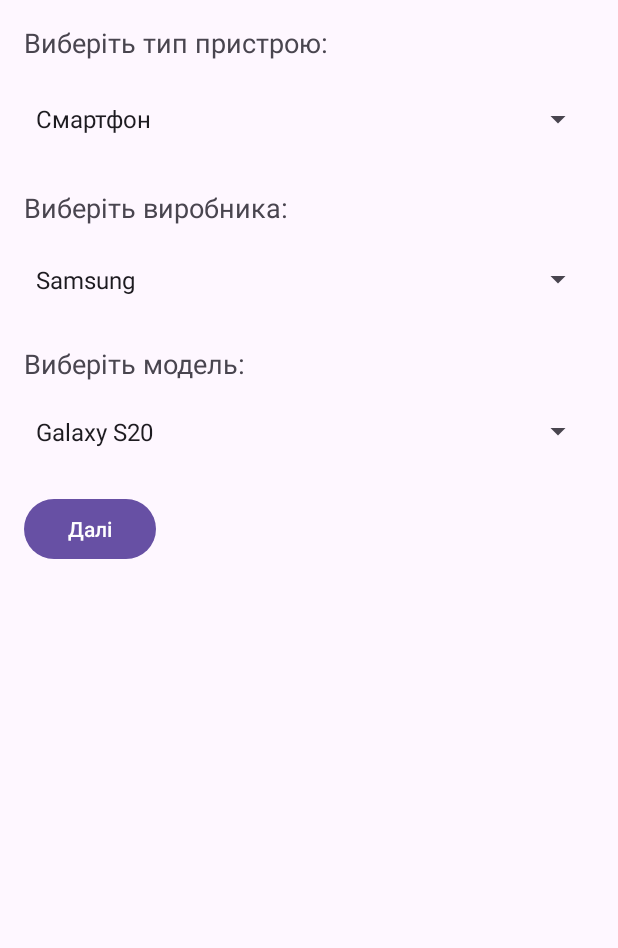
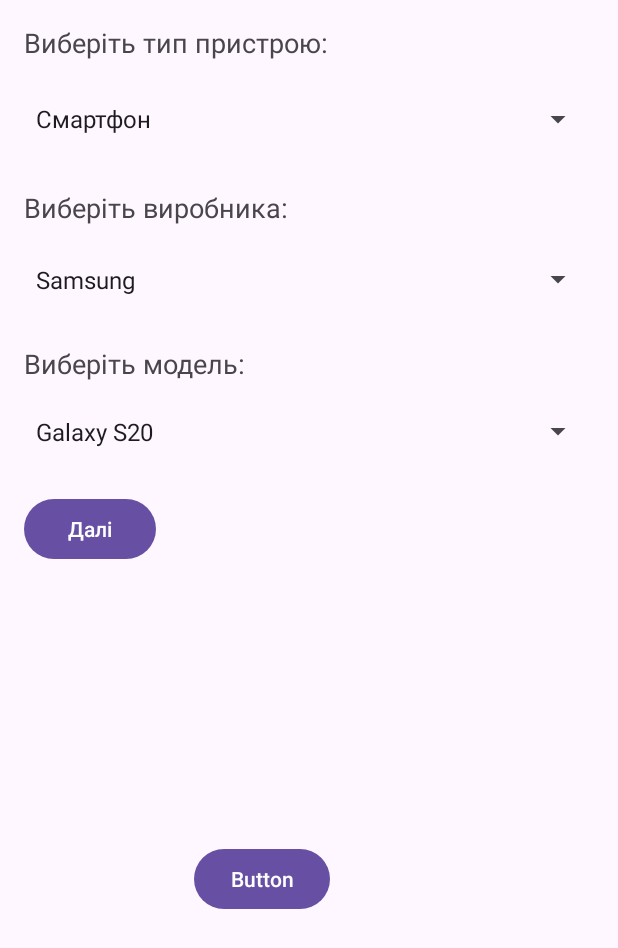
Before and after one commit to UAdant/INT20HSG2, an Android app: the screen it shows after launch (MainActivity), on a phone screen of 412 x 824 dp. Shown: the top 948 px of the screen. Run offline under Robolectric (Android 15) with nearby library versions, the light colour scheme and no system bars.

Commit message:
refresh activity_device_is_not_found2.xml

```diff
--- a/app/src/main/AndroidManifest.xml
+++ b/app/src/main/AndroidManifest.xml
@@ -13,6 +13,9 @@
         android:theme="@style/Theme.INT20HSG2"
         tools:targetApi="31">
         <activity
+            android:name=".device_is_not_found2"
+            android:exported="false" />
+        <activity
             android:name=".NextActivity"
             android:exported="false" />
         <activity
--- a/app/src/main/java/com/example/int20hsg2/MainActivity.java
+++ b/app/src/main/java/com/example/int20hsg2/MainActivity.java
@@ -12,15 +12,13 @@
 
 import androidx.appcompat.app.AppCompatActivity;
 
-import com.example.int20hsg2.R;
-
 import java.util.ArrayList;
 import java.util.List;
-//sdgss
+
 public class MainActivity extends AppCompatActivity {
 
     private Spinner spinnerDeviceType, spinnerManufacturer, spinnerModel;
-    private Button btnNext;
+    private Button btnNext, btnSearch;
 
     @Override
     protected void onCreate(Bundle savedInstanceState) {
@@ -31,6 +29,7 @@
         spinnerManufacturer = findViewById(R.id.spinnerManufacturer);
         spinnerModel = findViewById(R.id.spinnerModel);
         btnNext = findViewById(R.id.btnNext);
+        btnSearch = findViewById(R.id.btnsearch);
 
         // Наповнюємо спіннери даними
         populateDeviceTypeSpinner();
@@ -46,6 +45,16 @@
 
                 // Симулюємо завантаження даних з бази даних
                 loadDataFromDatabase();
+            }
+        });
+
+        // Обробка натискання на кнопку "Пошук"
+        btnSearch.setOnClickListener(new View.OnClickListener() {
+            @Override
+            public void onClick(View view) {
+                // Перехід на екран DeviceIsNotFound2
+                Intent intent = new Intent(MainActivity.this, device_is_not_found2.class);
+                startActivity(intent);
             }
         });
     }
@@ -86,15 +95,13 @@
         spinnerModel.setAdapter(adapter);
     }
 
-
-
     private void showLoadingScreen() {
         // Показати загрузочний екран
         setContentView(R.layout.loading_screen);
     }
 
     private void loadDataFromDatabase() {
-        // Симуляція завантаження даних з бази даних
+        // Симулюємо завантаження даних з бази даних
         new Handler().postDelayed(new Runnable() {
             @Override
             public void run() {
--- a/app/src/main/java/com/example/int20hsg2/DeviceIsNotFound.java
+++ b/app/src/main/java/com/example/int20hsg2/device_is_not_found2.java
@@ -4,11 +4,11 @@
 
 import android.os.Bundle;
 
-public class DeviceIsNotFound extends AppCompatActivity {
+public class device_is_not_found2 extends AppCompatActivity {
 
     @Override
     protected void onCreate(Bundle savedInstanceState) {
         super.onCreate(savedInstanceState);
-        setContentView(R.layout.activity_device_is_not_found);
+        setContentView(R.layout.activity_device_is_not_found2);
     }
 }
--- a/app/src/main/res/layout/activity_device_is_not_found.xml
+++ b/app/src/main/res/layout/activity_device_is_not_found2.xml
@@ -4,7 +4,7 @@
     xmlns:tools="http://schemas.android.com/tools"
     android:layout_width="match_parent"
     android:layout_height="match_parent"
-    tools:context=".DeviceIsNotFound">
+    tools:context=".device_is_not_found2">
 
     <EditText
         android:id="@+id/deviceisnotfound"
@@ -40,5 +40,4 @@
         android:contentDescription="Send Request"
         app:layout_constraintEnd_toEndOf="parent"
         app:layout_constraintTop_toBottomOf="@id/deviceisnotfound" />
-
 </androidx.constraintlayout.widget.ConstraintLayout>
--- a/app/src/main/res/layout/activity_main.xml
+++ b/app/src/main/res/layout/activity_main.xml
@@ -63,4 +63,14 @@
         android:layout_below="@id/spinnerModel"
         android:layout_marginTop="16dp"
         android:text="Далі" />
+
+    <Button
+        android:id="@+id/btnsearch"
+        android:layout_width="wrap_content"
+        android:layout_height="wrap_content"
+        android:layout_alignParentEnd="true"
+        android:layout_alignParentBottom="true"
+        android:layout_marginEnd="176dp"
+        android:layout_marginBottom="198dp"
+        android:text="Button" />
 </RelativeLayout>
```
